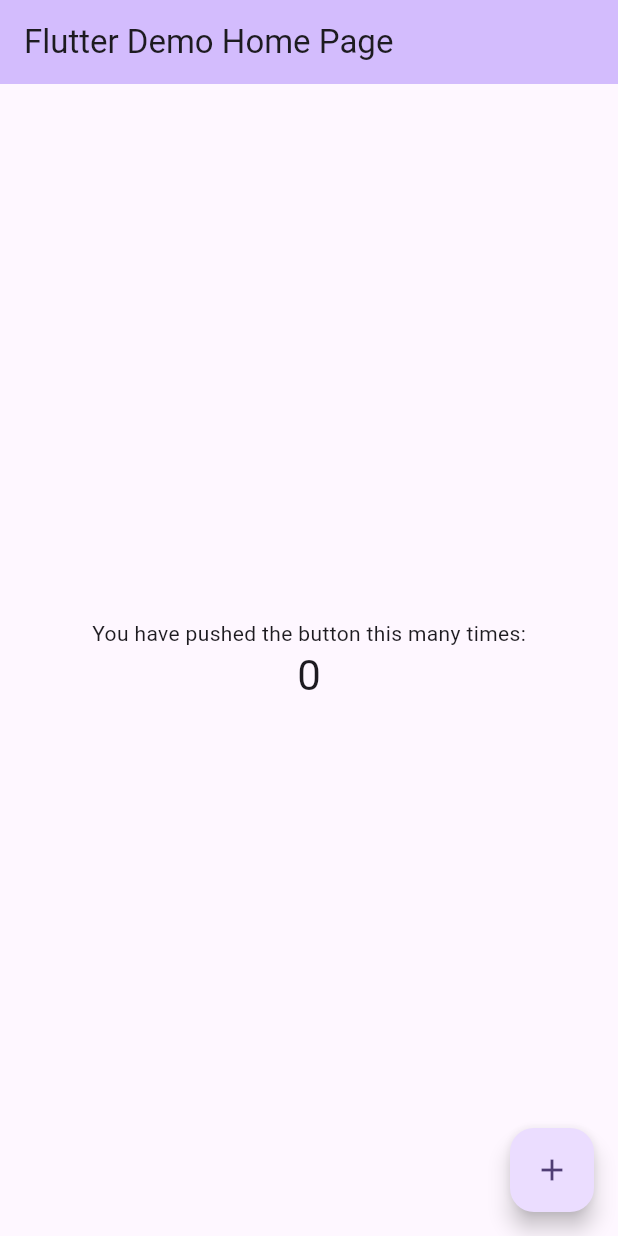
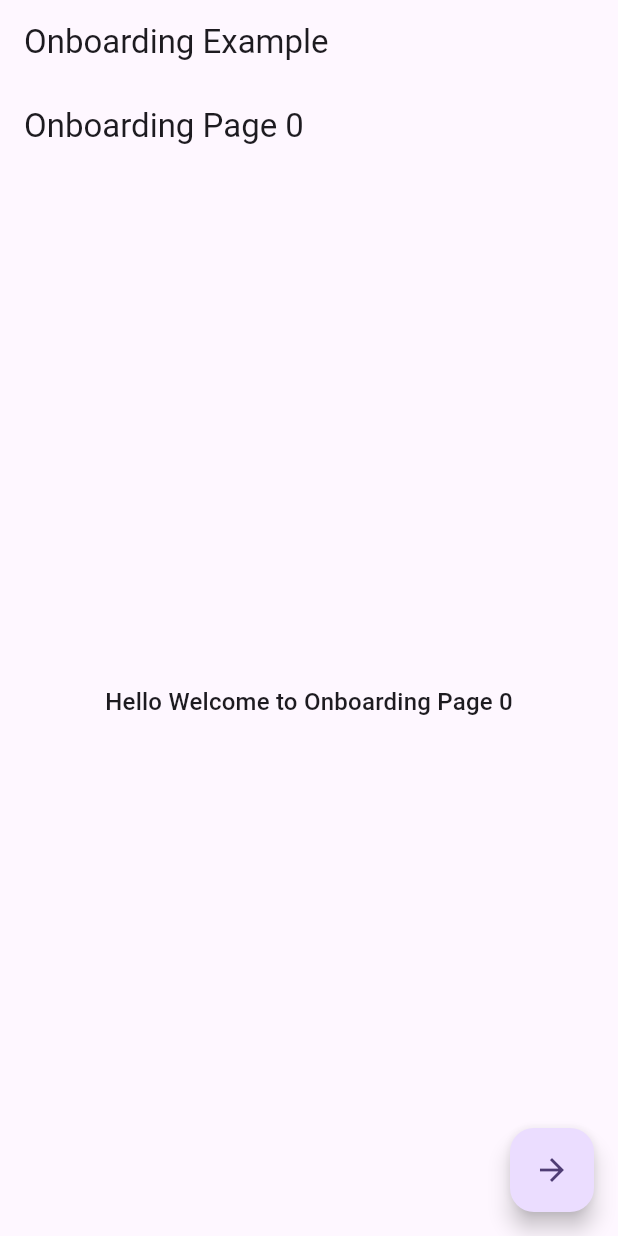
Before and after one commit to vuralkayracetintas/flutter_base_templates, a Flutter app: the screen it shows after launch, on a phone screen of 412 x 824 dp. Run offline on Flutter 3.47's test engine with Material 3 defaults, Android fonts, the phone set to English and light mode, and no system bars; our stand-ins replace auto_route, bloc, equatable, flutter_bloc, get_it.

Commit message:
onboarding, view, getit

```diff
--- a/analysis_options.yaml
+++ b/analysis_options.yaml
@@ -7,7 +7,8 @@
 
 # The following line activates a set of recommended lints for Flutter apps,
 # packages, and plugins designed to encourage good coding practices.
-include: package:flutter_lints/flutter.yaml
+# include: package:flutter_lints/flutter.yaml
+include: package:very_good_analysis/analysis_options.yaml
 
 linter:
   # The lint rules applied to this project can be customized in the
--- /dev/null
+++ b/lib/app/presentation/onboardings/onboarding_cubit/cubit/onboarding_state.dart
@@ -0,0 +1,16 @@
+part of 'onboarding_cubit.dart';
+
+final class OnboardingState extends Equatable {
+  const OnboardingState({required this.currentPage});
+
+  final int currentPage;
+
+  OnboardingState copyWith({int? currentPage}) {
+    return OnboardingState(
+      currentPage: currentPage ?? this.currentPage,
+    );
+  }
+
+  @override
+  List<Object?> get props => [currentPage];
+}
--- /dev/null
+++ b/lib/app/presentation/onboardings/onboarding_cubit/view/onboarding_cubit_view.dart
@@ -0,0 +1,46 @@
+import 'package:auto_route/auto_route.dart';
+import 'package:base_templates/app/presentation/onboardings/onboarding_cubit/cubit/onboarding_cubit.dart';
+import 'package:base_templates/app/presentation/onboardings/onboarding_cubit/widget/base_onboarding_view.dart';
+import 'package:flutter/material.dart';
+import 'package:flutter_bloc/flutter_bloc.dart';
+
+@RoutePage()
+
+/// Onboarding View
+final class OnboardingCubitView extends StatelessWidget {
+  /// Onboarding View constractor
+  const OnboardingCubitView({super.key});
+
+  @override
+  Widget build(BuildContext context) {
+    return BlocListener<OnboardingCubit, OnboardingState>(
+      listener: (context, state) {
+        final cubit = context.read<OnboardingCubit>();
+
+        cubit.pageController.animateToPage(
+          state.currentPage,
+          duration: const Duration(milliseconds: 300),
+          curve: Curves.easeIn,
+        );
+      },
+      child: Scaffold(
+        appBar: AppBar(
+          title: const Text('Onboarding Example'),
+        ),
+        body: PageView.builder(
+          controller: context.read<OnboardingCubit>().pageController,
+          itemCount: 3,
+          itemBuilder: (context, index) {
+            return BaseOnboardingView(index: index);
+          },
+        ),
+        floatingActionButton: FloatingActionButton(
+          onPressed: () {
+            context.read<OnboardingCubit>().nextPage();
+          },
+          child: const Icon(Icons.arrow_forward),
+        ),
+      ),
+    );
+  }
+}
--- /dev/null
+++ b/lib/app/presentation/onboardings/onboarding_cubit/widget/base_onboarding_view.dart
@@ -0,0 +1,24 @@
+import 'package:base_templates/core/extension/context_extension.dart';
+import 'package:flutter/material.dart';
+
+/// Base Onboarding View
+final class BaseOnboardingView extends StatelessWidget {
+
+  const BaseOnboardingView({super.key, required this.index});
+  final int index;
+
+  @override
+  Widget build(BuildContext context) {
+    return Scaffold(
+      appBar: AppBar(
+        title: Text('Onboarding Page $index'),
+      ),
+      body: Center(
+        child: Text(
+          'Hello Welcome to Onboarding Page $index',
+          style: context.theme.textTheme.titleMedium,
+        ),
+      ),
+    );
+  }
+}
--- /dev/null
+++ b/lib/core/functions/app_function.dart
@@ -0,0 +1,10 @@
+import 'package:base_templates/core/dependency/get_it.dart';
+import 'package:base_templates/core/router/app_router.dart';
+
+/// Project app function
+final class AppFunction {
+  AppFunction._();
+
+  /// app router instance
+  static final appRouter = getIt.get<AppRouter>();
+}
--- /dev/null
+++ b/lib/core/router/app_router.dart
@@ -0,0 +1,23 @@
+import 'package:auto_route/auto_route.dart';
+import 'package:base_templates/app/presentation/home/view/home_view.dart';
+import 'package:base_templates/app/presentation/onboardings/onboarding_cubit/view/onboarding_cubit_view.dart';
+part 'app_router.gr.dart';
+
+@AutoRouterConfig(
+  replaceInRouteName: 'View,Route',
+)
+
+/// App Router for the application
+final class AppRouter extends RootStackRouter {
+  @override
+  RouteType get defaultRouteType => const RouteType.adaptive();
+  @override
+  List<AutoRoute> get routes => [
+        AutoRoute(
+          page: OnboardingCubitRoute.page,
+          initial: true,
+        ),
+        AutoRoute(page: HomeRoute.page),
+        // AutoRoute(page: )
+      ];
+}
--- a/lib/main.dart
+++ b/lib/main.dart
@@ -1,125 +1,32 @@
+import 'package:base_templates/app/presentation/onboardings/onboarding_cubit/cubit/onboarding_cubit.dart';
+import 'package:base_templates/app/presentation/onboardings/onboarding_cubit/view/onboarding_cubit_view.dart';
+import 'package:base_templates/core/functions/app_function.dart';
+import 'package:base_templates/core/init/application_init.dart';
 import 'package:flutter/material.dart';
+import 'package:flutter_bloc/flutter_bloc.dart';
 
 void main() {
+  ApplicationInit.init();
   runApp(const MyApp());
 }
 
 class MyApp extends StatelessWidget {
   const MyApp({super.key});
 
-  // This widget is the root of your application.
   @override
   Widget build(BuildContext context) {
-    return MaterialApp(
-      title: 'Flutter Demo',
-      theme: ThemeData(
-        // This is the theme of your application.
-        //
-        // TRY THIS: Try running your application with "flutter run". You'll see
-        // the application has a purple toolbar. Then, without quitting the app,
-        // try changing the seedColor in the colorScheme below to Colors.green
-        // and then invoke "hot reload" (save your changes or press the "hot
-        // reload" button in a Flutter-supported IDE, or press "r" if you used
-        // the command line to start the app).
-        //
-        // Notice that the counter didn't reset back to zero; the application
-        // state is not lost during the reload. To reset the state, use hot
-        // restart instead.
-        //
-        // This works for code too, not just values: Most code changes can be
-        // tested with just a hot reload.
-        colorScheme: ColorScheme.fromSeed(seedColor: Colors.deepPurple),
-        useMaterial3: true,
+    return MultiBlocProvider(
+      providers: [
+        BlocProvider(create: (context) => OnboardingCubit()),
+      ],
+      child: MaterialApp.router(
+        routerConfig: AppFunction.appRouter.config(),
+        title: 'Flutter Demo',
+        theme: ThemeData(
+          colorScheme: ColorScheme.fromSeed(seedColor: Colors.deepPurple),
+          useMaterial3: true,
+        ),
       ),
-      home: const MyHomePage(title: 'Flutter Demo Home Page'),
     );
   }
 }
-
-class MyHomePage extends StatefulWidget {
-  const MyHomePage({super.key, required this.title});
-
-  // This widget is the home page of your application. It is stateful, meaning
-  // that it has a State object (defined below) that contains fields that affect
-  // how it looks.
-
-  // This class is the configuration for the state. It holds the values (in this
-  // case the title) provided by the parent (in this case the App widget) and
-  // used by the build method of the State. Fields in a Widget subclass are
-  // always marked "final".
-
-  final String title;
-
-  @override
-  State<MyHomePage> createState() => _MyHomePageState();
-}
-
-class _MyHomePageState extends State<MyHomePage> {
-  int _counter = 0;
-
-  void _incrementCounter() {
-    setState(() {
-      // This call to setState tells the Flutter framework that something has
-      // changed in this State, which causes it to rerun the build method below
-      // so that the display can reflect the updated values. If we changed
-      // _counter without calling setState(), then the build method would not be
-      // called again, and so nothing would appear to happen.
-      _counter++;
-    });
-  }
-
-  @override
-  Widget build(BuildContext context) {
-    // This method is rerun every time setState is called, for instance as done
-    // by the _incrementCounter method above.
-    //
-    // The Flutter framework has been optimized to make rerunning build methods
-    // fast, so that you can just rebuild anything that needs updating rather
-    // than having to individually change instances of widgets.
-    return Scaffold(
-      appBar: AppBar(
-        // TRY THIS: Try changing the color here to a specific color (to
-        // Colors.amber, perhaps?) and trigger a hot reload to see the AppBar
-        // change color while the other colors stay the same.
-        backgroundColor: Theme.of(context).colorScheme.inversePrimary,
-        // Here we take the value from the MyHomePage object that was created by
-        // the App.build method, and use it to set our appbar title.
-        title: Text(widget.title),
-      ),
-      body: Center(
-        // Center is a layout widget. It takes a single child and positions it
-        // in the middle of the parent.
-        child: Column(
-          // Column is also a layout widget. It takes a list of children and
-          // arranges them vertically. By default, it sizes itself to fit its
-          // children horizontally, and tries to be as tall as its parent.
-          //
-          // Column has various properties to control how it sizes itself and
-          // how it positions its children. Here we use mainAxisAlignment to
-          // center the children vertically; the main axis here is the vertical
-          // axis because Columns are vertical (the cross axis would be
-          // horizontal).
-          //
-          // TRY THIS: Invoke "debug painting" (choose the "Toggle Debug Paint"
-          // action in the IDE, or press "p" in the console), to see the
-          // wireframe for each widget.
-          mainAxisAlignment: MainAxisAlignment.center,
-          children: <Widget>[
-            const Text(
-              'You have pushed the button this many times:',
-            ),
-            Text(
-              '$_counter',
-              style: Theme.of(context).textTheme.headlineMedium,
-            ),
-          ],
-        ),
-      ),
-      floatingActionButton: FloatingActionButton(
-        onPressed: _incrementCounter,
-        tooltip: 'Increment',
-        child: const Icon(Icons.add),
-      ), // This trailing comma makes auto-formatting nicer for build methods.
-    );
-  }
-}
```
Also changed, not shown: lib/app/presentation/home/view/home_view.dart (added, +22 -0 lines), lib/app/presentation/onboardings/onboarding_cubit/cubit/onboarding_cubit.dart (added, +34 -0 lines), lib/core/dependency/get_it.dart (added, +18 -0 lines), lib/core/extension/context_extension.dart (added, +7 -0 lines), lib/core/init/application_init.dart (added, +7 -0 lines), pubspec.yaml (+9 -0 lines), lib/core/router/app_router.gr.dart (added), pubspec.lock, 1 other file.
